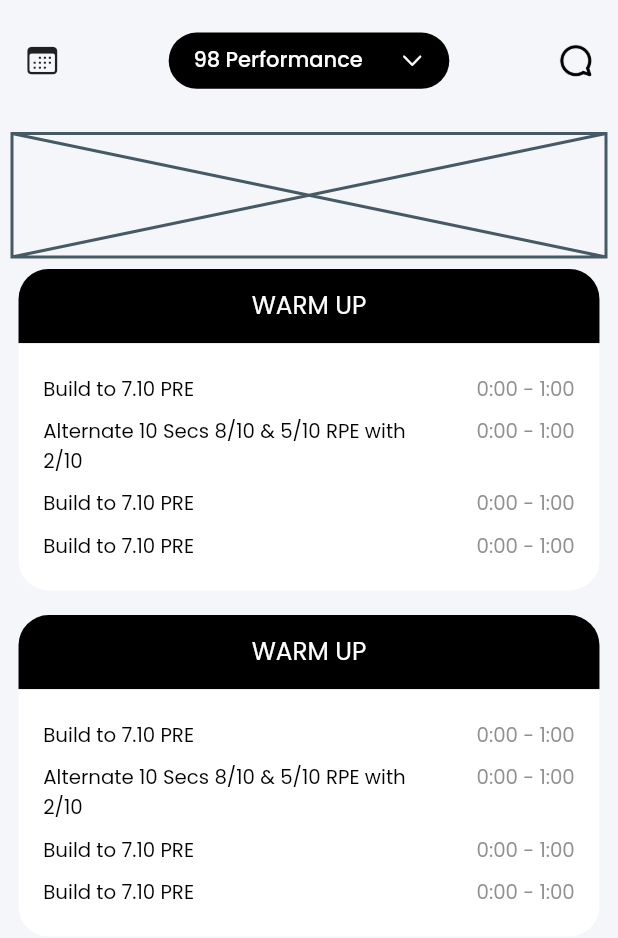
After one commit to mohidhafeez/fitness_app, a Flutter app: the screen it shows after launch, on a phone screen of 412 x 824 dp. The commit adds this screen. Shown: the top 938 px of the screen. Run offline on Flutter 3.47's test engine with Material 2 defaults, Android fonts, the phone set to English and light mode, and no system bars.

Commit message:
calander

```diff
--- a/lib/constants/icons.dart
+++ b/lib/constants/icons.dart
@@ -11,4 +11,7 @@ class AppIcons {
   static String male = "assets/icons/male.png";
   static String female = "assets/icons/female.png";
   static String pointer = "assets/icons/pointer.png";
+  static String like = "assets/icons/heart.png";
+  static String comment = "assets/icons/comment.png";
+  static String share = "assets/icons/send.png";
 }
--- a/lib/main.dart
+++ b/lib/main.dart
@@ -1,5 +1,6 @@
 import 'package:fitness_app/constants/theme.dart';
 import 'package:fitness_app/utils/size_config.dart';
+import 'package:fitness_app/views/pages/Calander/calander_screen.dart';
 import 'package:fitness_app/views/pages/Home/home_screen.dart';
 import 'package:fitness_app/views/pages/Moment%20Library/moment_library.dart';
 import 'package:fitness_app/views/pages/Social/social_screen.dart';
@@ -28,7 +29,7 @@ class MyApp extends StatelessWidget {
             return MaterialApp(
               theme: AppTheme().getTheme(),
               debugShowCheckedModeBanner: false,
-              home: const HomeScreen(),
+              home: const CalanderScreen(),
             );
           },
         );
--- /dev/null
+++ b/lib/views/pages/Calander/calander_screen.dart
@@ -0,0 +1,82 @@
+import 'package:fitness_app/constants/icons.dart';
+import 'package:fitness_app/utils/size_config.dart';
+import 'package:fitness_app/utils/spacing.dart';
+import 'package:fitness_app/views/pages/Calander/component/calander_tile.dart';
+import 'package:flutter/cupertino.dart';
+import 'package:flutter/material.dart';
+
+class CalanderScreen extends StatelessWidget {
+  const CalanderScreen({super.key});
+
+  @override
+  Widget build(BuildContext context) {
+    final textTheme = Theme.of(context).textTheme;
+    return SafeArea(
+        child: Scaffold(
+      body: Column(
+        children: [
+          Padding(
+            padding: EdgeInsets.symmetric(
+                vertical: SizeConfig.heightMultiplier * 2,
+                horizontal: SizeConfig.widthMultiplier * 1),
+            child: Row(
+              mainAxisAlignment: MainAxisAlignment.spaceBetween,
+              children: [
+                IconButton(
+                    onPressed: () {}, icon: Icon(CupertinoIcons.calendar)),
+                Container(
+                  decoration: BoxDecoration(
+                      borderRadius: BorderRadius.circular(30),
+                      color: Colors.black),
+                  child: Padding(
+                    padding: EdgeInsets.symmetric(
+                        horizontal: SizeConfig.widthMultiplier * 4,
+                        vertical: SizeConfig.heightMultiplier * 1),
+                    child: Row(
+                      children: [
+                        Text(
+                          "98 Performance",
+                          style: textTheme.labelLarge!
+                              .copyWith(color: Colors.white),
+                        ),
+                        Spacing.x(6),
+                        Icon(
+                          CupertinoIcons.chevron_down,
+                          color: Colors.white,
+                          size: SizeConfig.imageSizeMultiplier * 4,
+                        )
+                      ],
+                    ),
+                  ),
+                ),
+                IconButton(
+                    onPressed: () {},
+                    icon: Image.asset(
+                      AppIcons.comment,
+                      height: SizeConfig.imageSizeMultiplier * 6,
+                    ))
+              ],
+            ),
+          ),
+          Padding(
+            padding: const EdgeInsets.all(8.0),
+            child: Placeholder(
+              fallbackHeight: SizeConfig.heightMultiplier * 10,
+            ),
+          ),
+          Padding(
+            padding: EdgeInsets.symmetric(
+                horizontal: SizeConfig.widthMultiplier * 3),
+            child: Column(
+              children: [
+                CalanderTile(),
+                Spacing.y(2),
+                CalanderTile(),
+              ],
+            ),
+          )
+        ],
+      ),
+    ));
+  }
+}
--- /dev/null
+++ b/lib/views/pages/Calander/component/calander_tile.dart
@@ -0,0 +1,106 @@
+import 'package:fitness_app/constants/colors.dart';
+import 'package:fitness_app/utils/size_config.dart';
+import 'package:fitness_app/utils/spacing.dart';
+import 'package:flutter/material.dart';
+
+class CalanderTile extends StatelessWidget {
+  const CalanderTile({super.key});
+
+  @override
+  Widget build(BuildContext context) {
+    final textTheme = Theme.of(context).textTheme;
+    return Column(
+      children: [
+        Container(
+          height: SizeConfig.heightMultiplier * 6,
+          width: SizeConfig.widthMultiplier * 100,
+          decoration: BoxDecoration(
+              borderRadius: BorderRadius.vertical(top: Radius.circular(20)),
+              color: Colors.black),
+          child: Center(
+            child: Text(
+              "WARM UP",
+              style: textTheme.displayLarge!.copyWith(color: Colors.white),
+            ),
+          ),
+        ),
+        Container(
+          height: SizeConfig.heightMultiplier * 20,
+          width: SizeConfig.widthMultiplier * 100,
+          decoration: BoxDecoration(
+              borderRadius: BorderRadius.vertical(bottom: Radius.circular(20)),
+              color: Colors.white),
+          child: Padding(
+            padding: EdgeInsets.symmetric(
+                horizontal: SizeConfig.widthMultiplier * 4),
+            child: Column(
+              mainAxisAlignment: MainAxisAlignment.center,
+              children: [
+                Row(
+                  mainAxisAlignment: MainAxisAlignment.spaceBetween,
+                  children: [
+                    Text(
+                      "Build to 7.10 PRE",
+                      style: textTheme.bodyMedium,
+                    ),
+                    Text(
+                      "0:00 - 1:00",
+                      style: textTheme.bodyMedium!.copyWith(
+                          color: AppColors.greyDark.withOpacity(0.70)),
+                    ),
+                  ],
+                ),
+                Spacing.y(1),
+                Row(
+                  crossAxisAlignment: CrossAxisAlignment.start,
+                  mainAxisAlignment: MainAxisAlignment.spaceBetween,
+                  children: [
+                    Text(
+                      "Alternate 10 Secs 8/10 & 5/10 RPE with\n2/10",
+                      style: textTheme.bodyMedium,
+                    ),
+                    Text(
+                      "0:00 - 1:00",
+                      style: textTheme.bodyMedium!.copyWith(
+                          color: AppColors.greyDark.withOpacity(0.70)),
+                    ),
+                  ],
+                ),
+                Spacing.y(1),
+                Row(
+                  mainAxisAlignment: MainAxisAlignment.spaceBetween,
+                  children: [
+                    Text(
+                      "Build to 7.10 PRE",
+                      style: textTheme.bodyMedium,
+                    ),
+                    Text(
+                      "0:00 - 1:00",
+                      style: textTheme.bodyMedium!.copyWith(
+                          color: AppColors.greyDark.withOpacity(0.70)),
+                    ),
+                  ],
+                ),
+                Spacing.y(1),
+                Row(
+                  mainAxisAlignment: MainAxisAlignment.spaceBetween,
+                  children: [
+                    Text(
+                      "Build to 7.10 PRE",
+                      style: textTheme.bodyMedium,
+                    ),
+                    Text(
+                      "0:00 - 1:00",
+                      style: textTheme.bodyMedium!.copyWith(
+                          color: AppColors.greyDark.withOpacity(0.70)),
+                    ),
+                  ],
+                ),
+              ],
+            ),
+          ),
+        ),
+      ],
+    );
+  }
+}
```
Also changed, not shown: lib/models/model.dart (added, +28 -0 lines), lib/views/pages/Home/home_screen.dart (+15 -2 lines), lib/views/pages/Social/components/post.dart (added, +101 -0 lines), lib/views/pages/Social/social_screen.dart (+36 -7 lines), assets/icons/comment.png (added), assets/icons/heart.png (added), assets/icons/send.png (added), assets/images/avatar.png (added), assets/images/avatar2.jpeg (added).
